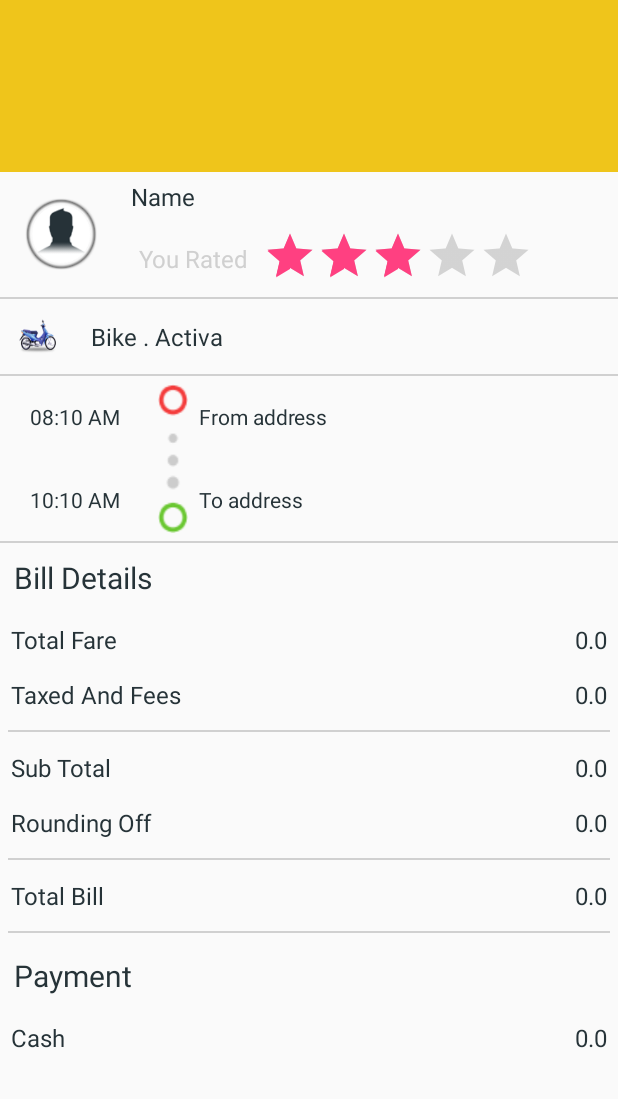
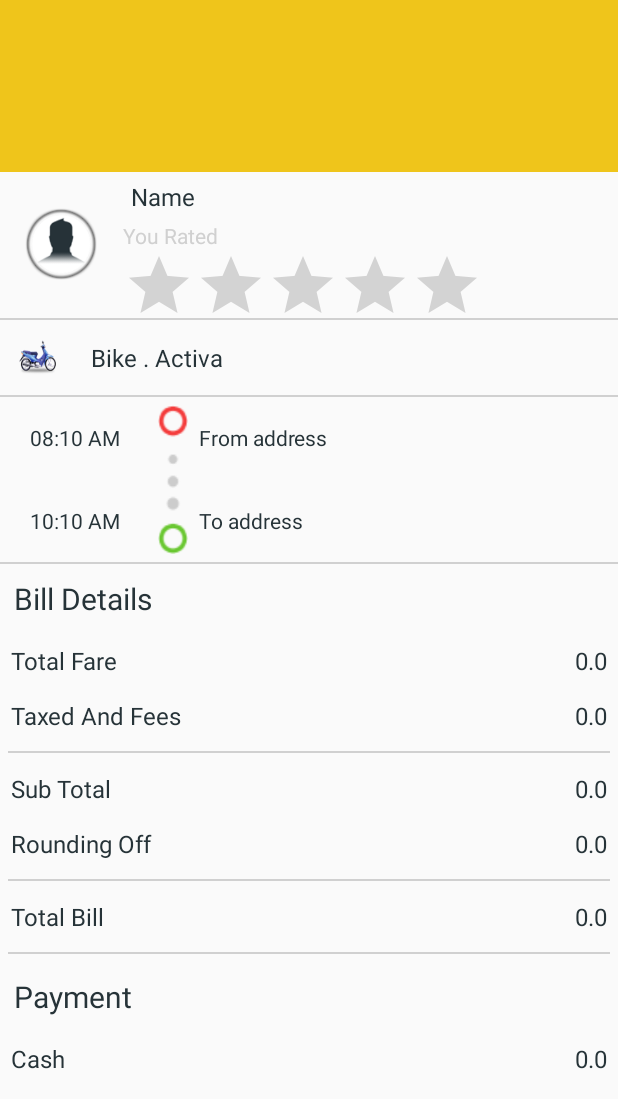
Before and after one commit to sivanookala1979/getbike_android, an Android app: the ShowCompletedRideActivity screen opened directly, with no data from a screen before it, on a phone screen of 412 x 824 dp, the part 137-1236 px from its top. Run offline under Robolectric (Android 15) with nearby library versions, the light colour scheme and no system bars; network calls fail.

Commit message:
Integrated the rating the ride functionality and showing the share code for earning free rides.

```diff
--- a/app/src/main/java/com/vave/getbike/activity/ShowCompletedRideActivity.java
+++ b/app/src/main/java/com/vave/getbike/activity/ShowCompletedRideActivity.java
@@ -2,6 +2,7 @@ package com.vave.getbike.activity;
 
 import android.graphics.Color;
 import android.os.Bundle;
+import android.widget.RatingBar;
 import android.widget.TextView;
 
 import com.google.android.gms.maps.CameraUpdate;
@@ -25,7 +26,8 @@ import java.util.List;
 
 public class ShowCompletedRideActivity extends BaseActivity implements OnMapReadyCallback {
 
-    TextView tripDateTime, tripId, userName, rating, bikeType, fromTime, toTime, fromAddress, toAddress, totalFare, taxAndFee, subTotal, roundingOff, totalBill, cash;
+    TextView tripDateTime, tripId, userName, bikeType, fromTime, toTime, fromAddress, toAddress, totalFare, taxAndFee, subTotal, roundingOff, totalBill, cash, currentRatingStatus;
+    RatingBar ratingBar;
     private GoogleMap mMap;
     private Ride ride = null;
     private long rideId;
@@ -40,8 +42,8 @@ public class ShowCompletedRideActivity extends BaseActivity implements OnMapRead
         addToolbarView();
         tripDateTime = (TextView) findViewById(R.id.tipDateTime);
         tripId = (TextView) findViewById(R.id.tripId);
+        ratingBar = (RatingBar) findViewById(R.id.ratingBar);
         userName = (TextView) findViewById(R.id.userName);
-        rating = (TextView) findViewById(R.id.ratingCount);
         bikeType = (TextView) findViewById(R.id.bikeType);
         fromTime = (TextView) findViewById(R.id.fromTime);
         toTime = (TextView) findViewById(R.id.toTime);
@@ -53,10 +55,27 @@ public class ShowCompletedRideActivity extends BaseActivity implements OnMapRead
         roundingOff = (TextView) findViewById(R.id.roundingOff);
         totalBill = (TextView) findViewById(R.id.totalBill);
         cash = (TextView) findViewById(R.id.cashAmount);
+        currentRatingStatus = (TextView) findViewById(R.id.currentRatingStatus);
         rideId = getIntent().getLongExtra("rideId", 0L);
         SupportMapFragment mapFragment =
                 (SupportMapFragment) getSupportFragmentManager().findFragmentById(R.id.map);
         mapFragment.getMapAsync(this);
+        ratingBar.setOnRatingBarChangeListener(new RatingBar.OnRatingBarChangeListener() {
+            @Override
+            public void onRatingChanged(RatingBar ratingBar, final float rating, boolean fromUser) {
+                new GetBikeAsyncTask(ShowCompletedRideActivity.this) {
+
+                    @Override
+                    public void process() {
+                        new RideSyncher().rateRide(rideId, (int) rating);
+                    }
+
+                    @Override
+                    public void afterPostExecute() {
+                    }
+                }.execute();
+            }
+        });
     }
 
     public void updateRideDetails() {
@@ -81,7 +100,12 @@ public class ShowCompletedRideActivity extends BaseActivity implements OnMapRead
             if (ride.getRideEndedAt() != null) {
                 toTime.setText(onlyTimeFormat.format(ride.getRideEndedAt()));
             }
-
+            if (ride.getRating() != null && ride.getRating() > 0) {
+                ratingBar.setRating(ride.getRating());
+                currentRatingStatus.setText("You rated");
+            } else {
+                currentRatingStatus.setText("Please rate your ride");
+            }
         }
     }
 
--- a/app/src/main/res/layout/trip_details_screen.xml
+++ b/app/src/main/res/layout/trip_details_screen.xml
@@ -1,9 +1,9 @@
 <?xml version="1.0" encoding="utf-8"?>
 <LinearLayout xmlns:android="http://schemas.android.com/apk/res/android"
-    xmlns:app="http://schemas.android.com/apk/res-auto"
-    android:layout_width="match_parent"
-    android:layout_height="match_parent"
-    android:orientation="vertical">
+              xmlns:app="http://schemas.android.com/apk/res-auto"
+              android:layout_width="match_parent"
+              android:layout_height="match_parent"
+              android:orientation="vertical">
 
     <android.support.v7.widget.Toolbar
         android:id="@+id/toolbar"
@@ -25,26 +25,26 @@
                 style="@style/TextAppearance.AppCompat.Widget.ActionBar.Title"
                 android:layout_width="wrap_content"
                 android:layout_height="0dp"
+                android:layout_gravity="center"
                 android:layout_weight="1"
-                android:layout_gravity="center"
+                android:ellipsize="end"
                 android:fontFamily="fonts/AvenirNextLTPro-Regular.otf"
+                android:lines="1"
                 android:text="Date TIme"
                 android:textColor="@color/white"
-                android:lines="1"
-                android:ellipsize="end"
-                android:textSize="@dimen/text_size_intermediate" />
+                android:textSize="@dimen/text_size_intermediate"/>
 
             <TextView
                 android:id="@+id/tripId"
                 style="@style/TextAppearance.AppCompat.Widget.ActionBar.Title"
                 android:layout_width="wrap_content"
                 android:layout_height="0dp"
+                android:layout_gravity="center"
                 android:layout_weight="1"
                 android:fontFamily="fonts/AvenirNextLTPro-Regular.otf"
-                android:layout_gravity="center"
                 android:text="Trip id : XXXX"
                 android:textColor="@color/white"
-                android:textSize="@dimen/text_size_small" />
+                android:textSize="@dimen/text_size_small"/>
         </LinearLayout>
     </android.support.v7.widget.Toolbar>
 
@@ -66,7 +66,7 @@
                     android:id="@+id/map"
                     class="com.google.android.gms.maps.SupportMapFragment"
                     android:layout_width="match_parent"
-                    android:layout_height="match_parent" />
+                    android:layout_height="match_parent"/>
 
             </LinearLayout>
 
@@ -86,7 +86,7 @@
                         android:id="@+id/profileImage"
                         android:layout_width="50dp"
                         android:layout_height="50dp"
-                        android:background="@drawable/profileicon" />
+                        android:background="@drawable/profileicon"/>
                 </LinearLayout>
 
                 <LinearLayout
@@ -104,34 +104,28 @@
                         android:padding="5dp"
                         android:text="Name"
                         android:textColor="@color/get_bike_black"
-                        android:textSize="@dimen/text_size_intermediate" />
+                        android:textSize="@dimen/text_size_intermediate"/>
 
                     <LinearLayout
                         android:layout_width="match_parent"
                         android:layout_height="wrap_content"
-                        android:orientation="horizontal"
-                        android:padding="5dp">
+                        android:orientation="vertical">
 
                         <TextView
-                            android:id="@+id/ratingCount"
+                            android:id="@+id/currentRatingStatus"
                             android:layout_width="wrap_content"
-                            android:layout_height="match_parent"
+                            android:layout_height="wrap_content"
                             android:fontFamily="fonts/AvenirNextLTPro-Regular.otf"
-                            android:gravity="center_vertical"
-                            android:padding="5dp"
-                            android:text="You Rated "
+                            android:text="You Rated"
                             android:textColor="@color/gray_holo_light"
-                            android:textSize="@dimen/text_size_intermediate" />
+                            />
 
                         <RatingBar
                             android:id="@+id/ratingBar"
-                            style="?android:attr/ratingBarStyleIndicator"
                             android:layout_width="wrap_content"
-                            android:layout_height="wrap_content"
-                            android:gravity="center_vertical"
-                            android:minHeight="40dp"
+                            android:layout_height="45dp"
                             android:numStars="5"
-                            android:rating="3" />
+                            android:stepSize="1"/>
                     </LinearLayout>
 
 
@@ -142,7 +136,7 @@
             <TextView
                 android:layout_width="match_parent"
                 android:layout_height="1dp"
-                android:background="@color/gray_holo_light" />
+                android:background="@color/gray_holo_light"/>
 
             <LinearLayout
                 android:layout_width="match_parent"
@@ -155,7 +149,7 @@
                     android:layout_width="30dp"
                     android:layout_height="30dp"
                     android:layout_margin="10dp"
-                    android:background="@drawable/bike" />
+                    android:background="@drawable/bike"/>
 
                 <TextView
                     android:id="@+id/bikeType"
@@ -166,14 +160,14 @@
                     android:padding="5dp"
                     android:text="Bike . Activa"
                     android:textColor="@color/get_bike_black"
-                    android:textSize="@dimen/text_size_intermediate" />s
+                    android:textSize="@dimen/text_size_intermediate"/>s
 
             </LinearLayout>
 
             <TextView
                 android:layout_width="match_parent"
                 android:layout_height="1dp"
-                android:background="@color/gray_holo_light" />
+                android:background="@color/gray_holo_light"/>
 
             <LinearLayout
                 android:layout_width="match_parent"
@@ -197,7 +191,7 @@
                         android:padding="2dp"
                         android:text="08:10 AM"
                         android:textColor="@color/get_bike_black"
-                        android:textSize="@dimen/text_size_small" />
+                        android:textSize="@dimen/text_size_small"/>
 
                     <TextView
                         android:id="@+id/toTime"
@@ -209,7 +203,7 @@
                         android:padding="2dp"
                         android:text="10:10 AM"
                         android:textColor="@color/get_bike_black"
-                        android:textSize="@dimen/text_size_small" />
+                        android:textSize="@dimen/text_size_small"/>
                 </LinearLayout>
 
                 <ImageView
@@ -217,7 +211,7 @@
                     android:layout_height="match_parent"
                     android:layout_margin="5dp"
                     android:layout_weight="0.5"
-                    android:background="@drawable/from_to_icon" />
+                    android:background="@drawable/from_to_icon"/>
 
                 <LinearLayout
                     android:layout_width="0dp"
@@ -235,7 +229,7 @@
                         android:padding="2dp"
                         android:text="From address"
                         android:textColor="@color/get_bike_black"
-                        android:textSize="@dimen/text_size_small" />
+                        android:textSize="@dimen/text_size_small"/>
 
                     <TextView
                         android:id="@+id/toAddress"
@@ -247,7 +241,7 @@
                         android:padding="2dp"
                         android:text="To address"
                         android:textColor="@color/get_bike_black"
-                        android:textSize="@dimen/text_size_small" />
+                        android:textSize="@dimen/text_size_small"/>
 
                 </LinearLayout>
 
@@ -256,7 +250,7 @@
             <TextView
                 android:layout_width="match_parent"
                 android:layout_height="1dp"
-                android:background="@color/gray_holo_light" />
+                android:background="@color/gray_holo_light"/>
 
             <TextView
                 android:layout_width="match_parent"
@@ -267,7 +261,7 @@
                 android:padding="4dp"
                 android:text="Bill Details"
                 android:textColor="@color/get_bike_black"
-                android:textSize="@dimen/text_size_large" />
+                android:textSize="@dimen/text_size_large"/>
 
             <LinearLayout
                 android:layout_width="match_parent"
@@ -291,7 +285,7 @@
                         android:padding="2dp"
                         android:text="Total Fare"
                         android:textColor="@color/get_bike_black"
-                        android:textSize="@dimen/text_size_intermediate" />
+                        android:textSize="@dimen/text_size_intermediate"/>
 
                     <TextView
                         android:id="@+id/totalFare"
@@ -303,7 +297,7 @@
                         android:padding="2dp"
                         android:text="0.0"
                         android:textColor="@color/get_bike_black"
-                        android:textSize="@dimen/text_size_intermediate" />
+                        android:textSize="@dimen/text_size_intermediate"/>
 
                 </LinearLayout>
 
@@ -323,7 +317,7 @@
                         android:padding="2dp"
                         android:text="Taxed And Fees"
                         android:textColor="@color/get_bike_black"
-                        android:textSize="@dimen/text_size_intermediate" />
+                        android:textSize="@dimen/text_size_intermediate"/>
 
                     <TextView
                         android:id="@+id/taxFee"
@@ -335,7 +329,7 @@
                         android:padding="2dp"
                         android:text="0.0"
                         android:textColor="@color/get_bike_black"
-                        android:textSize="@dimen/text_size_intermediate" />
+                        android:textSize="@dimen/text_size_intermediate"/>
 
                 </LinearLayout>
 
@@ -343,7 +337,7 @@
                     android:layout_width="match_parent"
                     android:layout_height="1dp"
                     android:layout_margin="5dp"
-                    android:background="@color/gray_holo_light" />
+                    android:background="@color/gray_holo_light"/>
 
                 <LinearLayout
                     android:layout_width="match_parent"
@@ -361,7 +355,7 @@
                         android:padding="2dp"
                         android:text="Sub Total"
                         android:textColor="@color/get_bike_black"
-                        android:textSize="@dimen/text_size_intermediate" />
+                        android:textSize="@dimen/text_size_intermediate"/>
 
                     <TextView
                         android:id="@+id/subTotal"
@@ -373,7 +367,7 @@
                         android:padding="2dp"
                         android:text="0.0"
                         android:textColor="@color/get_bike_black"
-                        android:textSize="@dimen/text_size_intermediate" />
+                        android:textSize="@dimen/text_size_intermediate"/>
 
                 </LinearLayout>
 
@@ -393,7 +387,7 @@
                         android:padding="2dp"
                         android:text="Rounding Off"
                         android:textColor="@color/get_bike_black"
-                        android:textSize="@dimen/text_size_intermediate" />
+                        android:textSize="@dimen/text_size_intermediate"/>
 
                     <TextView
                         android:id="@+id/roundingOff"
@@ -405,7 +399,7 @@
                         android:padding="2dp"
                         android:text="0.0"
                         android:textColor="@color/get_bike_black"
-                        android:textSize="@dimen/text_size_intermediate" />
+                        android:textSize="@dimen/text_size_intermediate"/>
 
                 </LinearLayout>
 
@@ -413,7 +407,7 @@
                     android:layout_width="match_parent"
                     android:layout_height="1dp"
                     android:layout_margin="5dp"
-                    android:background="@color/gray_holo_light" />
+                    android:background="@color/gray_holo_light"/>
 
                 <LinearLayout
                     android:layout_width="match_parent"
@@ -431,7 +425,7 @@
                         android:padding="2dp"
                         android:text="Total Bill"
                         android:textColor="@color/get_bike_black"
-                        android:textSize="@dimen/text_size_intermediate" />
+                        android:textSize="@dimen/text_size_intermediate"/>
 
                     <TextView
                         android:id="@+id/totalBill"
@@ -443,7 +437,7 @@
                         android:padding="2dp"
                         android:text="0.0"
                         android:textColor="@color/get_bike_black"
-                        android:textSize="@dimen/text_size_intermediate" />
+                        android:textSize="@dimen/text_size_intermediate"/>
 
                 </LinearLayout>
 
@@ -451,7 +445,7 @@
                     android:layout_width="match_parent"
                     android:layout_height="1dp"
                     android:layout_margin="5dp"
-                    android:background="@color/gray_holo_light" />
+                    android:background="@color/gray_holo_light"/>
 
                 <TextView
                     android:layout_width="match_parent"
@@ -462,7 +456,7 @@
                     android:padding="4dp"
                     android:text="Payment"
                     android:textColor="@color/get_bike_black"
-                    android:textSize="@dimen/text_size_large" />
+                    android:textSize="@dimen/text_size_large"/>
 
                 <LinearLayout
                     android:layout_width="match_parent"
@@ -480,7 +474,7 @@
                         android:padding="2dp"
                         android:text="Cash"
                         android:textColor="@color/get_bike_black"
-                        android:textSize="@dimen/text_size_intermediate" />
+                        android:textSize="@dimen/text_size_intermediate"/>
 
                     <TextView
                         android:id="@+id/cashAmount"
@@ -492,7 +486,7 @@
                         android:padding="2dp"
                         android:text="0.0"
                         android:textColor="@color/get_bike_black"
-                        android:textSize="@dimen/text_size_intermediate" />
+                        android:textSize="@dimen/text_size_intermediate"/>
 
                 </LinearLayout>
 
```
Also changed, not shown: app/src/main/java/com/vave/getbike/activity/ShareActivity.java (+22 -2 lines), serverlib/src/main/java/com/vave/getbike/syncher/RideSyncher.java (+16 -1 lines).
